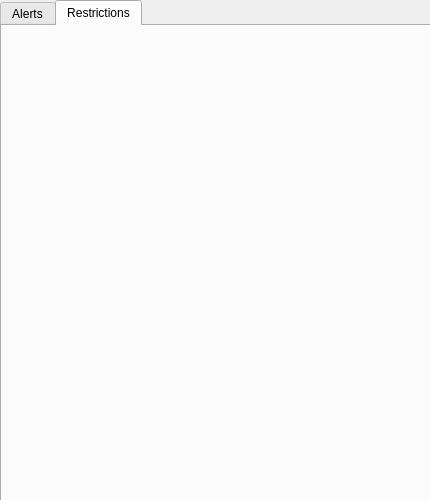
Qt form GUI.ui (mandyHahn/NUM_Alert) before a commit.
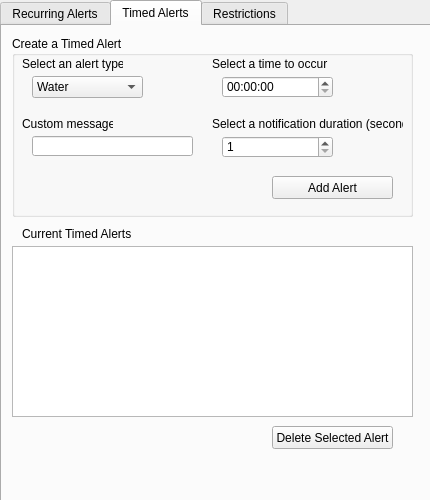
The same form after that commit. The open tabs and pages were chosen to show the change.

Commit message: added timed alerts, changed TimedAlert.py to repeat the alert every 24h

Patch:
```diff
--- a/GUI.ui
+++ b/GUI.ui
@@ -46,7 +46,7 @@
     </property>
     <widget class="QWidget" name="tab">
      <attribute name="title">
-      <string>Alerts</string>
+      <string>Recurring Alerts</string>
      </attribute>
      <widget class="QGroupBox" name="createAlertBox">
       <property name="geometry">
@@ -251,6 +251,213 @@
       </property>
      </widget>
     </widget>
+    <widget class="QWidget" name="tab_3">
+     <attribute name="title">
+      <string>Timed Alerts</string>
+     </attribute>
+     <widget class="QLabel" name="currentAlertsLabel_2">
+      <property name="geometry">
+       <rect>
+        <x>20</x>
+        <y>200</y>
+        <width>131</width>
+        <height>16</height>
+       </rect>
+      </property>
+      <property name="text">
+       <string>Current Timed Alerts</string>
+      </property>
+     </widget>
+     <widget class="QListWidget" name="currentTimedAlertsList">
+      <property name="geometry">
+       <rect>
+        <x>10</x>
+        <y>220</y>
+        <width>401</width>
+        <height>171</height>
+       </rect>
+      </property>
+      <property name="editTriggers">
+       <set>QAbstractItemView::NoEditTriggers</set>
+      </property>
+      <property name="alternatingRowColors">
+       <bool>true</bool>
+      </property>
+     </widget>
+     <widget class="QPushButton" name="deleteTimedAlertButton">
+      <property name="geometry">
+       <rect>
+        <x>270</x>
+        <y>400</y>
+        <width>121</width>
+        <height>23</height>
+       </rect>
+      </property>
+      <property name="text">
+       <string>Delete Selected Alert</string>
+      </property>
+     </widget>
+     <widget class="QGroupBox" name="createAlertBox_2">
+      <property name="geometry">
+       <rect>
+        <x>10</x>
+        <y>10</y>
+        <width>401</width>
+        <height>181</height>
+       </rect>
+      </property>
+      <property name="title">
+       <string>Create a Timed Alert</string>
+      </property>
+      <widget class="QComboBox" name="alertTypeCombobox_2">
+       <property name="geometry">
+        <rect>
+         <x>20</x>
+         <y>40</y>
+         <width>111</width>
+         <height>22</height>
+        </rect>
+       </property>
+       <item>
+        <property name="text">
+         <string>Water</string>
+        </property>
+       </item>
+       <item>
+        <property name="text">
+         <string>Food</string>
+        </property>
+       </item>
+       <item>
+        <property name="text">
+         <string>Stretch</string>
+        </property>
+       </item>
+       <item>
+        <property name="text">
+         <string>Walk</string>
+        </property>
+       </item>
+       <item>
+        <property name="text">
+         <string>Break</string>
+        </property>
+       </item>
+       <item>
+        <property name="text">
+         <string>Custom</string>
+        </property>
+       </item>
+      </widget>
+      <widget class="QLabel" name="customMessageLabel_2">
+       <property name="geometry">
+        <rect>
+         <x>10</x>
+         <y>80</y>
+         <width>91</width>
+         <height>16</height>
+        </rect>
+       </property>
+       <property name="text">
+        <string>Custom message</string>
+       </property>
+      </widget>
+      <widget class="QLineEdit" name="customMessageField_2">
+       <property name="geometry">
+        <rect>
+         <x>20</x>
+         <y>100</y>
+         <width>161</width>
+         <height>20</height>
+        </rect>
+       </property>
+      </widget>
+      <widget class="QPushButton" name="addTimedAlertButton">
+       <property name="geometry">
+        <rect>
+         <x>260</x>
+         <y>140</y>
+         <width>121</width>
+         <height>23</height>
+        </rect>
+       </property>
+       <property name="text">
+        <string>Add Alert</string>
+       </property>
+      </widget>
+      <widget class="QLabel" name="alertTypeLabel_2">
+       <property name="geometry">
+        <rect>
+         <x>10</x>
+         <y>20</y>
+         <width>101</width>
+         <height>16</height>
+        </rect>
+       </property>
+       <property name="text">
+        <string>Select an alert type</string>
+       </property>
+      </widget>
+      <widget class="QLabel" name="freqDurationLabel_2">
+       <property name="geometry">
+        <rect>
+         <x>200</x>
+         <y>20</y>
+         <width>181</width>
+         <height>16</height>
+        </rect>
+       </property>
+       <property name="text">
+        <string>Select a time to occur</string>
+       </property>
+      </widget>
+      <widget class="QLabel" name="notiDurationLabel_2">
+       <property name="geometry">
+        <rect>
+         <x>200</x>
+         <y>80</y>
+         <width>191</width>
+         <height>16</height>
+        </rect>
+       </property>
+       <property name="text">
+        <string>Select a notification duration (seconds)</string>
+       </property>
+      </widget>
+      <widget class="QSpinBox" name="notificationDurationSpinbox_2">
+       <property name="geometry">
+        <rect>
+         <x>210</x>
+         <y>100</y>
+         <width>111</width>
+         <height>22</height>
+        </rect>
+       </property>
+       <property name="minimum">
+        <number>1</number>
+       </property>
+       <property name="maximum">
+        <number>60</number>
+       </property>
+      </widget>
+      <widget class="QTimeEdit" name="selectTimeBox">
+       <property name="geometry">
+        <rect>
+         <x>210</x>
+         <y>40</y>
+         <width>111</width>
+         <height>22</height>
+        </rect>
+       </property>
+       <property name="buttonSymbols">
+        <enum>QAbstractSpinBox::UpDownArrows</enum>
+       </property>
+       <property name="currentSection">
+        <enum>QDateTimeEdit::HourSection</enum>
+       </property>
+      </widget>
+     </widget>
+    </widget>
     <widget class="QWidget" name="tab_2">
      <attribute name="title">
       <string>Restrictions</string>
```
Left out of the diff: 190 changed lines with no effect on the pictures. The commit also changes 3 other files.
